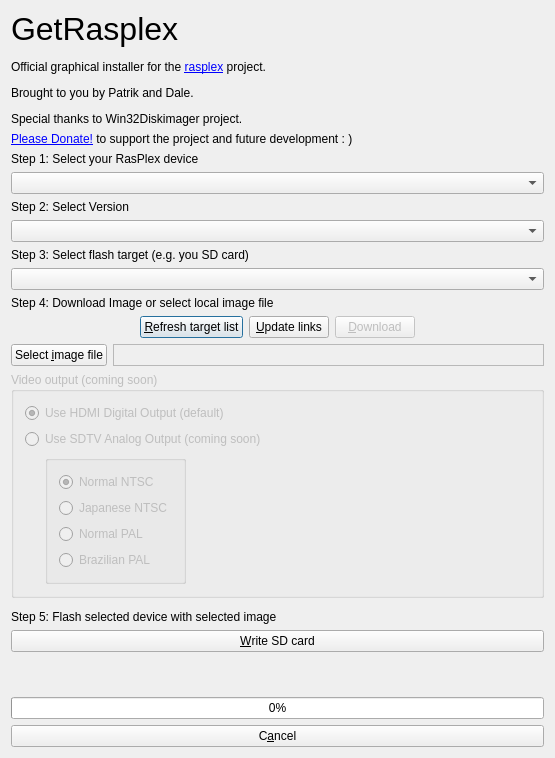
The window that installer.ui (RasPlex/rasplex-installer) describes before a commit, drawn with Qt 5.
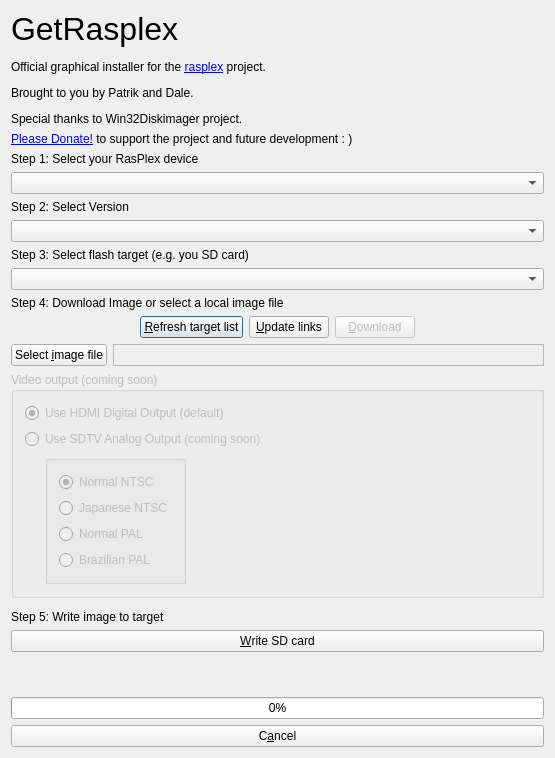
The same window after the commit. Icons and pictures are not drawn.

Commit message: Rephrase last step in GUI

Patch:
```diff
--- a/installer.ui
+++ b/installer.ui
@@ -89,7 +89,7 @@
    <item>
     <widget class="QLabel" name="label">
      <property name="text">
-      <string>Step 4: Download Image or select local image file</string>
+      <string>Step 4: Download Image or select a local image file</string>
      </property>
     </widget>
    </item>
@@ -297,7 +297,7 @@
    <item>
     <widget class="QLabel" name="label_2">
      <property name="text">
-      <string>Step 5: Flash selected device with selected image</string>
+      <string>Step 5: Write image to target</string>
      </property>
     </widget>
    </item>
```
